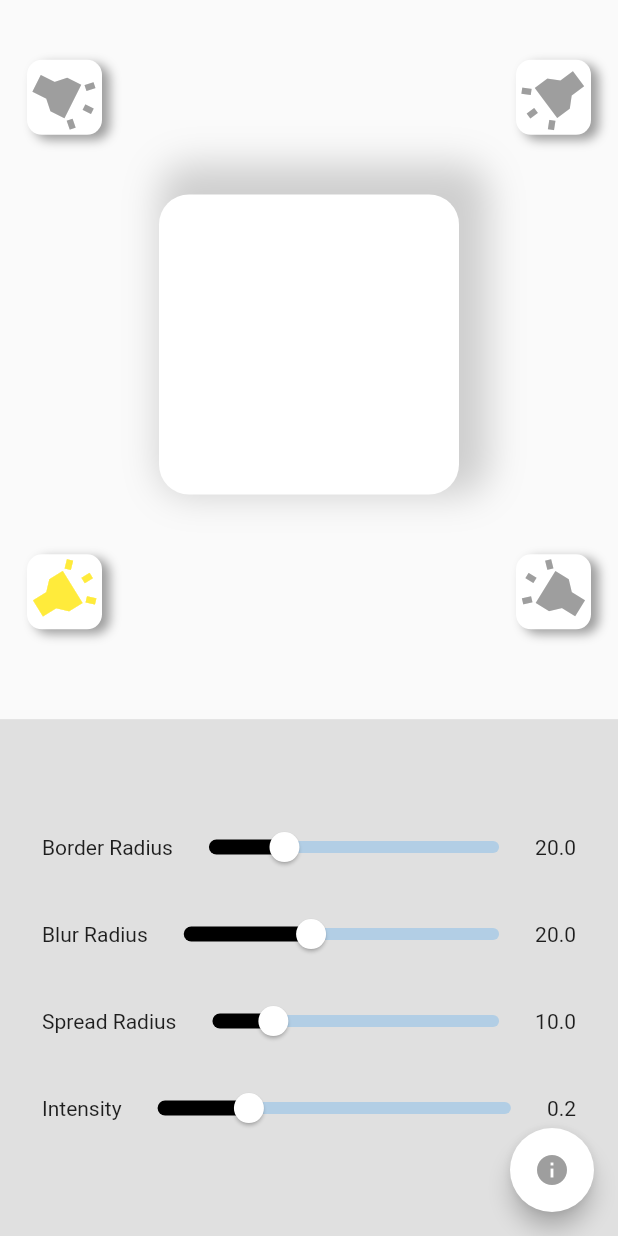
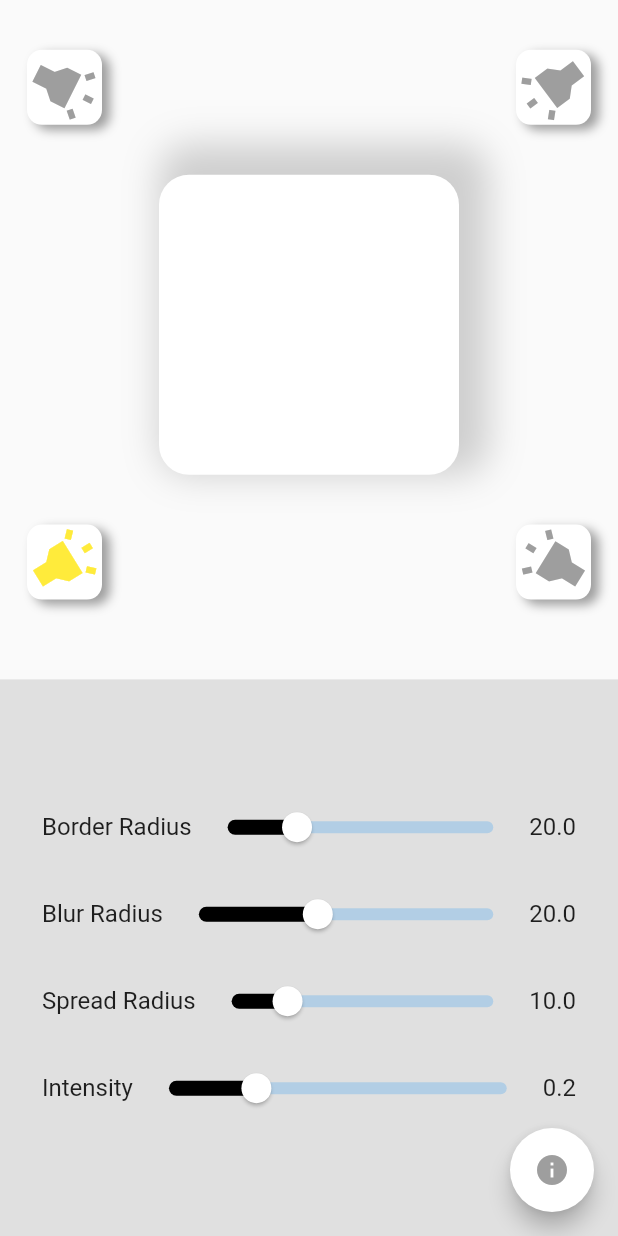
Before and after one commit to maheshj01/neumorphic_design_flutter, a Flutter app: the screen it shows after launch, on a phone screen of 412 x 824 dp. Run offline on Flutter 3.47's test engine with Material 2 defaults, Android fonts, the phone set to English and light mode, and no system bars.

Commit message:
initial commit

```diff
--- a/lib/main.dart
+++ b/lib/main.dart
@@ -29,11 +29,11 @@ class NeumorphismState extends State<Neumorphism> {
   Widget columnWidget() {
     return Column(
       children: <Widget>[
-        Expanded(flex: 4, child: neumorphicContainer()),
+        Expanded(flex: 7, child: neumorphicContainer()),
         SizedBox(
           height: 20,
         ),
-        Expanded(flex: 3, child: neumorphicSliders())
+        Expanded(flex: 6, child: neumorphicSliders())
       ],
     );
   }
@@ -204,6 +204,21 @@ class NeumorphismState extends State<Neumorphism> {
     );
   }
 
+  Widget aboutApp() {
+    return Container(
+      width: 300,
+      child: AlertDialog(
+        elevation: 0.5,
+        shape: RoundedRectangleBorder(borderRadius: BorderRadius.circular(10)),
+        title: Center(
+          child: Text("About"),
+        ),
+        content: Text(
+            'A Neumorphic design tool built with Flutter for the awesome Flutter Community 💙. \nFound some Issues or have some suggestions feel free to create a issue on this repo @github '),
+      ),
+    );
+  }
+
   void onBorderRadiusChange(double value) {
     setState(() {
       borderRadius = value;
@@ -265,7 +280,7 @@ class NeumorphismState extends State<Neumorphism> {
         },
       ),
       floatingActionButton: FloatingActionButton(
-        onPressed: null,
+        onPressed: () => showDialog(context: (context), child: aboutApp()),
         tooltip: 'Info',
         backgroundColor: Colors.white,
         foregroundColor: Colors.grey,
--- a/lib/slider.dart
+++ b/lib/slider.dart
@@ -18,11 +18,15 @@ class _SliderControllerState extends State<SliderController> {
       padding: const EdgeInsets.symmetric(vertical: 5, horizontal: 8),
       child: Row(
         children: <Widget>[
-          Text(widget.label),
+          Text(
+            widget.label,
+            style: TextStyle(fontSize: 16),
+          ),
           Expanded(
             child: Container(
               child: SliderTheme(
                   data: SliderThemeData(
+                    valueIndicatorTextStyle: TextStyle(fontSize: 18),
                     valueIndicatorColor: Colors.black,
                     activeTrackColor: Colors.black,
                     thumbColor: Colors.white,
@@ -39,7 +43,10 @@ class _SliderControllerState extends State<SliderController> {
                   )),
             ),
           ),
-          Text(widget.value.toString()),
+          Text(
+            widget.value.toString(),
+            style: TextStyle(fontSize: 16),
+          ),
         ],
       ),
     );
```
